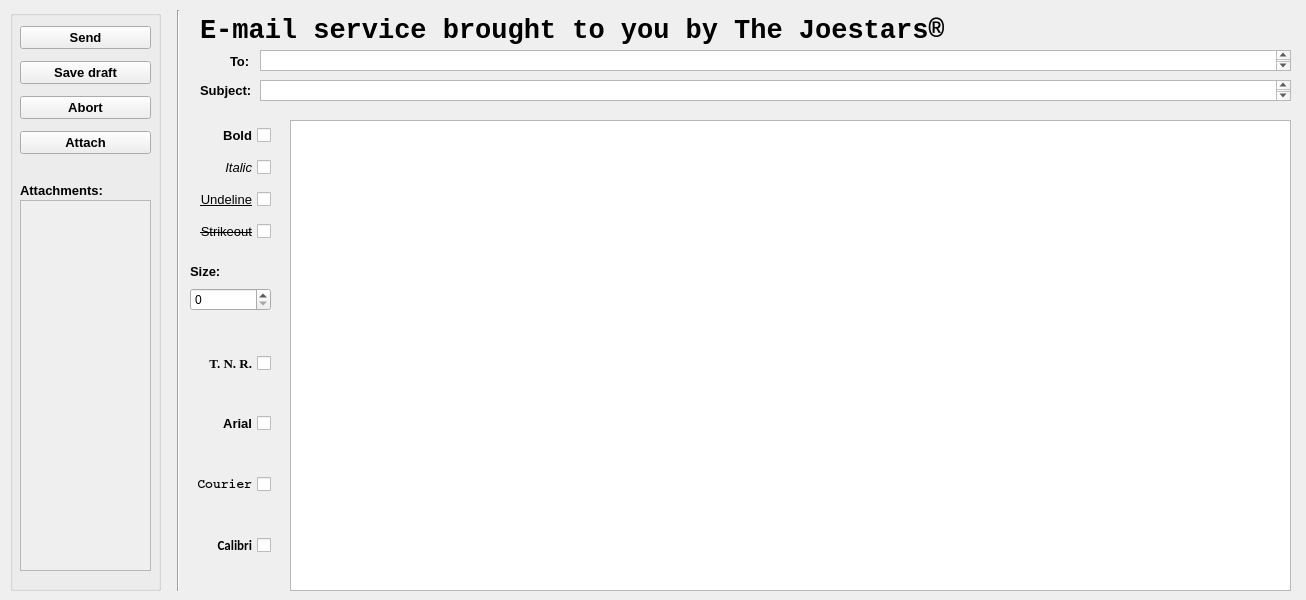
Before: the Qt Designer form ui/EmailInterface.ui in GabyUnalaq/UNI_CRM_Project, drawn with Qt 5.
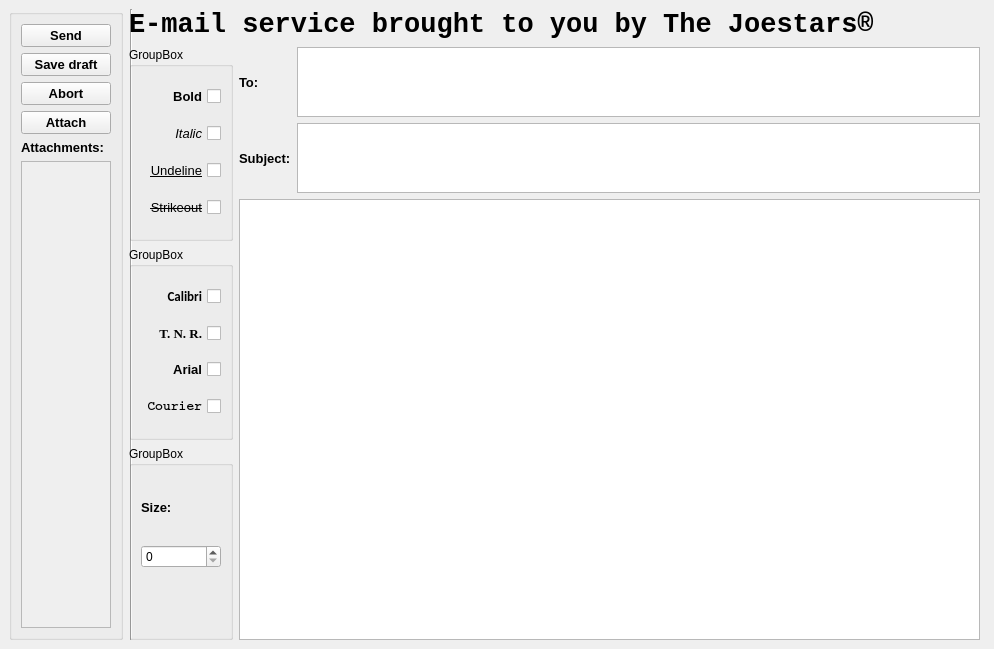
After: the same form once the commit is applied.

Commit message:
Updated Email and Login
 - made email.ui better
 - changed a little thing in email.py and login.py

```diff
--- a/ui/EmailInterface.ui
+++ b/ui/EmailInterface.ui
@@ -6,90 +6,42 @@
    <rect>
     <x>0</x>
     <y>0</y>
-    <width>1306</width>
-    <height>600</height>
+    <width>994</width>
+    <height>649</height>
    </rect>
   </property>
   <property name="windowTitle">
    <string>qtCRMInterface</string>
   </property>
-  <widget class="QLabel" name="Qlabel_title">
-   <property name="geometry">
-    <rect>
-     <x>200</x>
-     <y>10</y>
-     <width>781</width>
-     <height>41</height>
-    </rect>
-   </property>
-   <property name="font">
-    <font>
-     <family>Courier New</family>
-     <pointsize>20</pointsize>
-     <weight>75</weight>
-     <bold>true</bold>
-    </font>
-   </property>
-   <property name="text">
-    <string>E-mail service brought to you by The Joestars®</string>
-   </property>
-  </widget>
-  <widget class="QPlainTextEdit" name="Qtext_to">
-   <property name="geometry">
-    <rect>
-     <x>260</x>
-     <y>50</y>
-     <width>1031</width>
-     <height>21</height>
-    </rect>
-   </property>
-   <property name="font">
-    <font>
-     <pointsize>10</pointsize>
-    </font>
-   </property>
-   <property name="cursor" stdset="0">
-    <cursorShape>IBeamCursor</cursorShape>
-   </property>
-  </widget>
   <widget class="Line" name="Qline1">
    <property name="geometry">
     <rect>
-     <x>163</x>
-     <y>10</y>
-     <width>31</width>
-     <height>581</height>
+     <x>123</x>
+     <y>9</y>
+     <width>16</width>
+     <height>631</height>
     </rect>
    </property>
    <property name="orientation">
     <enum>Qt::Vertical</enum>
    </property>
   </widget>
-  <widget class="QWidget" name="layoutWidget">
+  <widget class="QWidget" name="">
    <property name="geometry">
     <rect>
-     <x>10</x>
-     <y>10</y>
-     <width>151</width>
-     <height>581</height>
+     <x>9</x>
+     <y>9</y>
+     <width>971</width>
+     <height>631</height>
     </rect>
    </property>
-   <layout class="QVBoxLayout" name="Qvert_layout_actions">
+   <layout class="QHBoxLayout" name="horizontalLayout_3" stretch="2,15">
     <item>
      <widget class="QGroupBox" name="Qbox_actions">
       <property name="title">
        <string/>
       </property>
-      <widget class="QWidget" name="layoutWidget">
-       <property name="geometry">
-        <rect>
-         <x>10</x>
-         <y>10</y>
-         <width>131</width>
-         <height>141</height>
-        </rect>
-       </property>
-       <layout class="QVBoxLayout" name="Qvert_layout_buttons">
+      <layout class="QVBoxLayout" name="verticalLayout_6">
         <item>
          <widget class="QPushButton" name="Qbutton_send">
           <property name="font">
@@ -158,17 +110,22 @@
           </property>
          </widget>
         </item>
-       </layout>
-      </widget>
+       <item>
+        <widget class="QLabel" name="Qlabel_attachments">
+         <property name="font">
+          <font>
+           <pointsize>10</pointsize>
+           <weight>75</weight>
+           <bold>true</bold>
+          </font>
+         </property>
+         <property name="text">
+          <string>Attachments:</string>
+         </property>
+        </widget>
+       </item>
+       <item>
       <widget class="QScrollArea" name="Qscroll_attachments">
-       <property name="geometry">
-        <rect>
-         <x>10</x>
-         <y>190</y>
-         <width>131</width>
-         <height>371</height>
-        </rect>
-       </property>
        <property name="widgetResizable">
         <bool>true</bool>
        </property>
@@ -177,45 +134,45 @@
          <rect>
           <x>0</x>
           <y>0</y>
-          <width>129</width>
-          <height>369</height>
+            <width>91</width>
+            <height>465</height>
          </rect>
         </property>
        </widget>
       </widget>
-      <widget class="QLabel" name="Qlabel_attachments">
-       <property name="geometry">
-        <rect>
-         <x>10</x>
-         <y>170</y>
-         <width>101</width>
-         <height>21</height>
-        </rect>
-       </property>
+       </item>
+      </layout>
+     </widget>
+    </item>
+    <item>
+     <layout class="QVBoxLayout" name="verticalLayout_9">
+      <item>
+       <widget class="QLabel" name="Qlabel_title">
        <property name="font">
         <font>
-         <pointsize>10</pointsize>
+          <family>Courier New</family>
+          <pointsize>20</pointsize>
          <weight>75</weight>
          <bold>true</bold>
         </font>
        </property>
        <property name="text">
-        <string>Attachments:</string>
-       </property>
-      </widget>
-     </widget>
-    </item>
-   </layout>
-  </widget>
-  <widget class="QLabel" name="Qlabel_to">
-   <property name="geometry">
-    <rect>
-     <x>230</x>
-     <y>51</y>
-     <width>31</width>
-     <height>21</height>
-    </rect>
-   </property>
+         <string>E-mail service brought to you by The Joestars®</string>
+        </property>
+       </widget>
+      </item>
+      <item>
+       <layout class="QHBoxLayout" name="horizontalLayout_2">
+        <item>
+         <layout class="QVBoxLayout" name="verticalLayout_4">
+          <item>
+           <widget class="QGroupBox" name="groupBox">
+            <property name="title">
+             <string>GroupBox</string>
+            </property>
+            <layout class="QVBoxLayout" name="verticalLayout_3">
+             <item>
+              <widget class="QCheckBox" name="Qcheck_bold">
    <property name="font">
     <font>
      <pointsize>10</pointsize>
@@ -223,58 +180,99 @@
      <bold>true</bold>
     </font>
    </property>
+               <property name="layoutDirection">
+                <enum>Qt::RightToLeft</enum>
+               </property>
    <property name="text">
-    <string>To:</string>
-   </property>
-  </widget>
-  <widget class="QLabel" name="Qlabel_subject">
-   <property name="geometry">
-    <rect>
-     <x>200</x>
-     <y>80</y>
-     <width>61</width>
-     <height>21</height>
-    </rect>
-   </property>
+                <string>Bold</string>
+               </property>
+               <property name="checkable">
+                <bool>true</bool>
+               </property>
+              </widget>
+             </item>
+             <item>
+              <widget class="QCheckBox" name="Qcheck_italic">
    <property name="font">
     <font>
      <pointsize>10</pointsize>
-     <weight>75</weight>
-     <bold>true</bold>
-    </font>
-   </property>
+                 <weight>50</weight>
+                 <italic>true</italic>
+                 <bold>false</bold>
+                </font>
+               </property>
+               <property name="layoutDirection">
+                <enum>Qt::RightToLeft</enum>
+               </property>
    <property name="text">
-    <string>Subject:</string>
-   </property>
-  </widget>
-  <widget class="QPlainTextEdit" name="Qtext_subject">
-   <property name="geometry">
-    <rect>
-     <x>260</x>
-     <y>80</y>
-     <width>1031</width>
-     <height>21</height>
-    </rect>
-   </property>
+                <string>Italic</string>
+               </property>
+              </widget>
+             </item>
+             <item>
+              <widget class="QCheckBox" name="Qcheck_underline">
+               <property name="font">
+                <font>
+                 <pointsize>10</pointsize>
+                 <weight>50</weight>
+                 <bold>false</bold>
+                 <underline>true</underline>
+                </font>
+               </property>
+               <property name="layoutDirection">
+                <enum>Qt::RightToLeft</enum>
+               </property>
+               <property name="text">
+                <string>Undeline</string>
+               </property>
+              </widget>
+             </item>
+             <item>
+              <widget class="QCheckBox" name="Qcheck_strikeout">
    <property name="font">
     <font>
      <pointsize>10</pointsize>
-    </font>
-   </property>
-   <property name="cursor" stdset="0">
-    <cursorShape>IBeamCursor</cursorShape>
-   </property>
-  </widget>
-  <widget class="QWidget" name="layoutWidget_2">
-   <property name="geometry">
-    <rect>
-     <x>190</x>
-     <y>320</y>
-     <width>81</width>
-     <height>271</height>
-    </rect>
-   </property>
-   <layout class="QVBoxLayout" name="Qvert_layout_fonts">
+                 <weight>50</weight>
+                 <bold>false</bold>
+                 <strikeout>true</strikeout>
+                </font>
+               </property>
+               <property name="layoutDirection">
+                <enum>Qt::RightToLeft</enum>
+               </property>
+               <property name="text">
+                <string>Strikeout</string>
+               </property>
+              </widget>
+             </item>
+            </layout>
+           </widget>
+          </item>
+          <item>
+           <widget class="QGroupBox" name="groupBox_3">
+            <property name="title">
+             <string>GroupBox</string>
+            </property>
+            <layout class="QVBoxLayout" name="verticalLayout">
+             <item>
+              <widget class="QCheckBox" name="Qcheck_calibri">
+               <property name="font">
+                <font>
+                 <family>Calibri</family>
+                 <pointsize>10</pointsize>
+                 <weight>75</weight>
+                 <bold>true</bold>
+                 <strikeout>false</strikeout>
+                </font>
+               </property>
+               <property name="layoutDirection">
+                <enum>Qt::RightToLeft</enum>
+               </property>
+               <property name="text">
+                <string>Calibri</string>
+               </property>
+              </widget>
+             </item>
     <item>
      <widget class="QCheckBox" name="Qcheck_tnr">
       <property name="font">
@@ -340,37 +338,15 @@
       </property>
      </widget>
     </item>
-    <item>
-     <widget class="QCheckBox" name="Qcheck_calibri">
-      <property name="font">
-       <font>
-        <family>Calibri</family>
-        <pointsize>10</pointsize>
-        <weight>75</weight>
-        <bold>true</bold>
-        <strikeout>false</strikeout>
-       </font>
-      </property>
-      <property name="layoutDirection">
-       <enum>Qt::RightToLeft</enum>
-      </property>
-      <property name="text">
-       <string>Calibri</string>
-      </property>
-     </widget>
-    </item>
-   </layout>
-  </widget>
-  <widget class="QWidget" name="layoutWidget">
-   <property name="geometry">
-    <rect>
-     <x>190</x>
-     <y>260</y>
-     <width>81</width>
-     <height>51</height>
-    </rect>
-   </property>
-   <layout class="QVBoxLayout" name="Qvert_layout_size">
+            </layout>
+           </widget>
+          </item>
+          <item>
+           <widget class="QGroupBox" name="groupBox_2">
+            <property name="title">
+             <string>GroupBox</string>
+            </property>
+            <layout class="QVBoxLayout" name="verticalLayout_2">
     <item>
      <widget class="QLabel" name="Qlabel_size">
       <property name="font">
@@ -388,20 +364,38 @@
     <item>
      <widget class="QSpinBox" name="Qbox_size"/>
     </item>
-   </layout>
-  </widget>
-  <widget class="QWidget" name="layoutWidget">
-   <property name="geometry">
-    <rect>
-     <x>190</x>
-     <y>120</y>
-     <width>81</width>
-     <height>131</height>
-    </rect>
-   </property>
-   <layout class="QVBoxLayout" name="Qvert_layout_style">
+             <item>
+              <spacer name="verticalSpacer">
+               <property name="orientation">
+                <enum>Qt::Vertical</enum>
+               </property>
+               <property name="sizeType">
+                <enum>QSizePolicy::Fixed</enum>
+               </property>
+               <property name="sizeHint" stdset="0">
+                <size>
+                 <width>20</width>
+                 <height>60</height>
+                </size>
+               </property>
+              </spacer>
+             </item>
+            </layout>
+           </widget>
+          </item>
+         </layout>
+        </item>
+        <item>
+         <layout class="QVBoxLayout" name="verticalLayout_8" stretch="1,50">
+          <property name="sizeConstraint">
+           <enum>QLayout::SetDefaultConstraint</enum>
+          </property>
     <item>
-     <widget class="QCheckBox" name="Qcheck_bold">
+           <layout class="QHBoxLayout" name="horizontalLayout">
+            <item>
+             <layout class="QVBoxLayout" name="verticalLayout_5" stretch="0,0">
+              <item>
+               <widget class="QLabel" name="Qlabel_to">
       <property name="font">
        <font>
         <pointsize>10</pointsize>
@@ -409,82 +403,67 @@
         <bold>true</bold>
        </font>
       </property>
-      <property name="layoutDirection">
-       <enum>Qt::RightToLeft</enum>
-      </property>
       <property name="text">
-       <string>Bold</string>
-      </property>
-      <property name="checkable">
-       <bool>true</bool>
-      </property>
+                 <string>To:</string>
+                </property>
      </widget>
     </item>
     <item>
-     <widget class="QCheckBox" name="Qcheck_italic">
+               <widget class="QLabel" name="Qlabel_subject">
       <property name="font">
        <font>
         <pointsize>10</pointsize>
-        <weight>50</weight>
-        <italic>true</italic>
-        <bold>false</bold>
-       </font>
-      </property>
-      <property name="layoutDirection">
-       <enum>Qt::RightToLeft</enum>
-      </property>
+                  <weight>75</weight>
+                  <bold>true</bold>
+                 </font>
+                </property>
       <property name="text">
-       <string>Italic</string>
+                 <string>Subject:</string>
       </property>
      </widget>
     </item>
+             </layout>
+            </item>
     <item>
-     <widget class="QCheckBox" name="Qcheck_underline">
+             <layout class="QVBoxLayout" name="verticalLayout_7">
+              <item>
+               <widget class="QPlainTextEdit" name="Qtext_to">
       <property name="font">
        <font>
         <pointsize>10</pointsize>
-        <weight>50</weight>
-        <bold>false</bold>
-        <underline>true</underline>
-       </font>
-      </property>
-      <property name="layoutDirection">
-       <enum>Qt::RightToLeft</enum>
-      </property>
-      <property name="text">
-       <string>Undeline</string>
-      </property>
+                 </font>
+                </property>
+                <property name="cursor" stdset="0">
+                 <cursorShape>IBeamCursor</cursorShape>
+                </property>
      </widget>
     </item>
     <item>
-     <widget class="QCheckBox" name="Qcheck_strikeout">
+               <widget class="QPlainTextEdit" name="Qtext_subject">
       <property name="font">
        <font>
         <pointsize>10</pointsize>
-        <weight>50</weight>
-        <bold>false</bold>
-        <strikeout>true</strikeout>
-       </font>
-      </property>
-      <property name="layoutDirection">
-       <enum>Qt::RightToLeft</enum>
-      </property>
-      <property name="text">
-       <string>Strikeout</string>
-      </property>
+                 </font>
+                </property>
+                <property name="cursor" stdset="0">
+                 <cursorShape>IBeamCursor</cursorShape>
+                </property>
      </widget>
     </item>
    </layout>
-  </widget>
-  <widget class="QPlainTextEdit" name="Qtext_message">
-   <property name="geometry">
-    <rect>
-     <x>290</x>
-     <y>120</y>
-     <width>1001</width>
-     <height>471</height>
-    </rect>
-   </property>
+            </item>
+           </layout>
+          </item>
+          <item>
+           <widget class="QPlainTextEdit" name="Qtext_message"/>
+          </item>
+         </layout>
+        </item>
+       </layout>
+      </item>
+     </layout>
+    </item>
+   </layout>
   </widget>
  </widget>
  <resources/>
```
Lines whose indentation alone changed are shown as unchanged. The commit also changes 2 other files.
